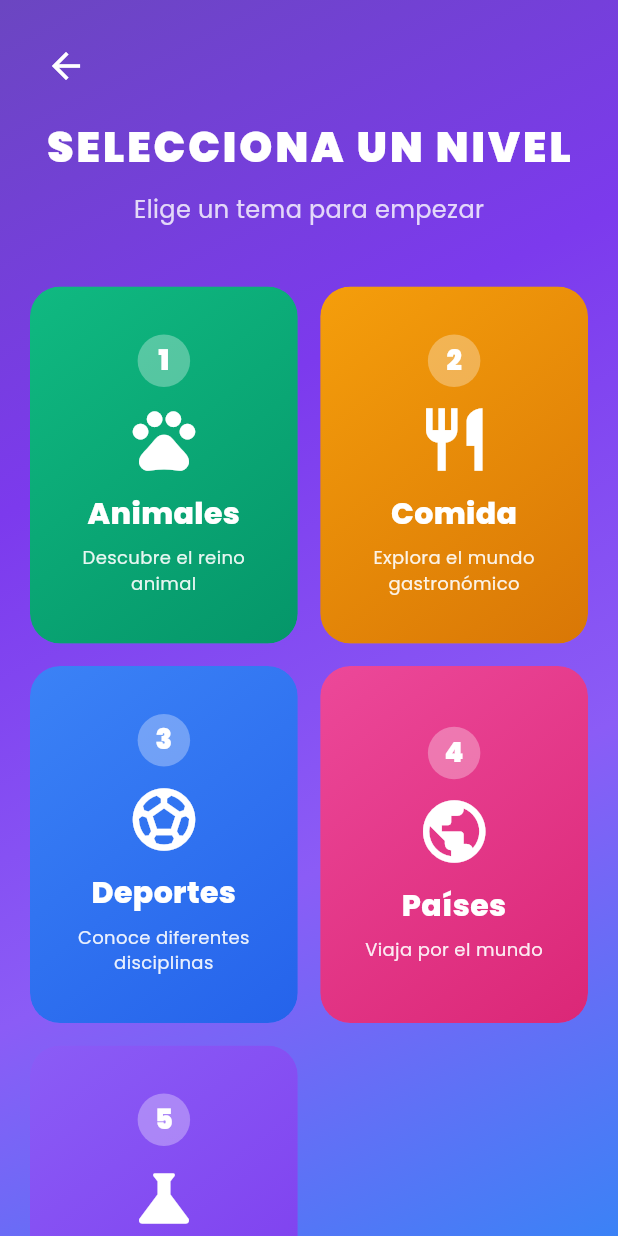
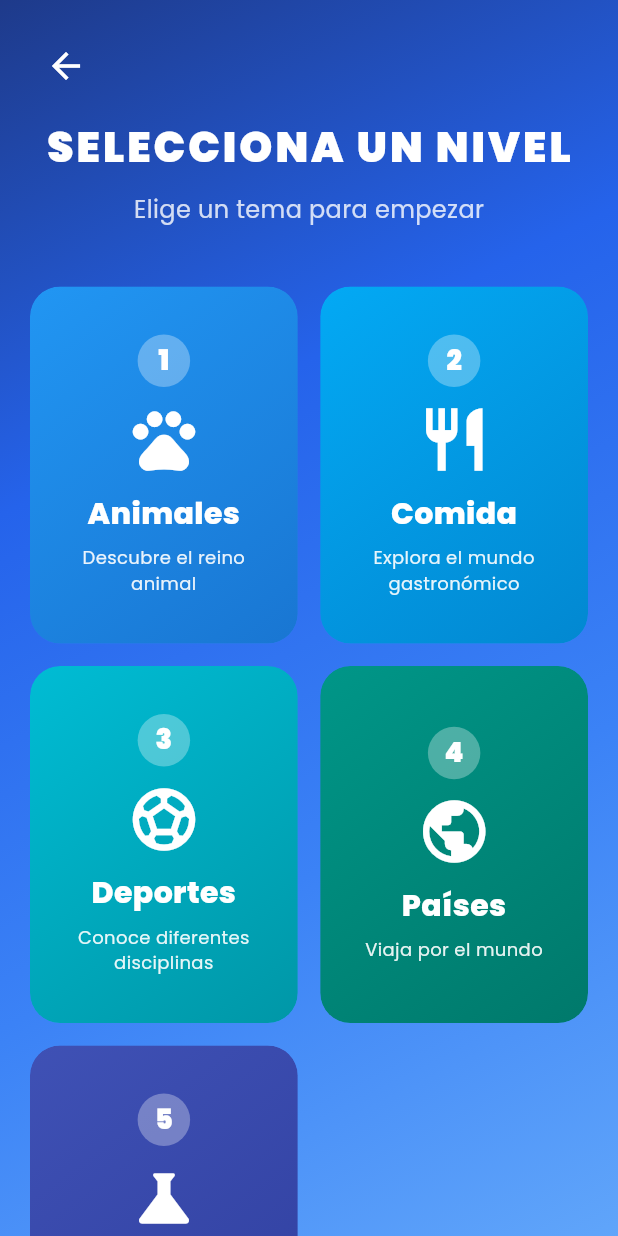
Before and after one commit to aaron24-web/crossword, a Flutter app: the LevelSelectionScreen screen opened directly, on a phone screen of 412 x 824 dp. Run offline on Flutter 3.47's test engine with Material 3 defaults, Android fonts, the phone set to English and light mode, and no system bars; drawn by our look-alikes of flutter_animate; our stand-ins replace audioplayers, built_collection, built_value, flutter_riverpod, google_fonts, riverpod and 1 more; missing offline and left inert: two_dimensional_scrollables; generated files the repository leaves out were written again; project files that could hold a hidden picture were left out.

Commit message:
volver a jugar

```diff
--- a/lib/level_data.dart
+++ b/lib/level_data.dart
@@ -32,8 +32,8 @@
       description: 'Descubre el reino animal',
       wordListAsset: 'assets/words_animales.txt',
       icon: Icons.pets,
-      primaryColor: Color(0xFF10B981), // Verde
-      secondaryColor: Color(0xFF059669),
+      primaryColor: Color(0xFF2196F3), // Azul claro
+      secondaryColor: Color(0xFF1976D2),
       levelNumber: 1,
     ),
     LevelTheme(
@@ -42,8 +42,8 @@
       description: 'Explora el mundo gastronómico',
       wordListAsset: 'assets/words_comida.txt',
       icon: Icons.restaurant,
-      primaryColor: Color(0xFFF59E0B), // Naranja
-      secondaryColor: Color(0xFFD97706),
+      primaryColor: Color(0xFF03A9F4), // Azul cielo
+      secondaryColor: Color(0xFF0288D1),
       levelNumber: 2,
     ),
     LevelTheme(
@@ -52,8 +52,8 @@
       description: 'Conoce diferentes disciplinas',
       wordListAsset: 'assets/words_deportes.txt',
       icon: Icons.sports_soccer,
-      primaryColor: Color(0xFF3B82F6), // Azul
-      secondaryColor: Color(0xFF2563EB),
+      primaryColor: Color(0xFF00BCD4), // Azul verdoso
+      secondaryColor: Color(0xFF0097A7),
       levelNumber: 3,
     ),
     LevelTheme(
@@ -62,8 +62,8 @@
       description: 'Viaja por el mundo',
       wordListAsset: 'assets/words_paises.txt',
       icon: Icons.public,
-      primaryColor: Color(0xFFEC4899), // Rosa
-      secondaryColor: Color(0xFFDB2777),
+      primaryColor: Color(0xFF009688), // Azul azulado
+      secondaryColor: Color(0xFF00796B),
       levelNumber: 4,
     ),
     LevelTheme(
@@ -72,8 +72,8 @@
       description: 'Descubre el universo científico',
       wordListAsset: 'assets/words_ciencia.txt',
       icon: Icons.science,
-      primaryColor: Color(0xFF8B5CF6), // Morado
-      secondaryColor: Color(0xFF7C3AED),
+      primaryColor: Color(0xFF3F51B5), // Azul índigo
+      secondaryColor: Color(0xFF303F9F),
       levelNumber: 5,
     ),
   ];
--- a/lib/main.dart
+++ b/lib/main.dart
@@ -28,10 +28,7 @@
         theme: ThemeData(
           // Paleta de colores estilo CodyCross
           colorScheme: ColorScheme.fromSeed(
-            seedColor: Color(0xFF7C3AED), // Morado vibrante
-            primary: Color(0xFF7C3AED),
-            secondary: Color(0xFF3B82F6), // Azul
-            tertiary: Color(0xFFFBBF24), // Amarillo
+            seedColor: Color(0xFF3B82F6), // Azul
             brightness: Brightness.light,
           ),
           useMaterial3: true,
--- a/lib/widgets/level_selection_screen.dart
+++ b/lib/widgets/level_selection_screen.dart
@@ -17,10 +17,10 @@
             begin: Alignment.topLeft,
             end: Alignment.bottomRight,
             colors: [
-              Color(0xFF6B46C1),
-              Color(0xFF7C3AED),
-              Color(0xFF8B5CF6),
-              Color(0xFF3B82F6),
+              Color(0xFF1E3A8A), // Azul oscuro
+              Color(0xFF2563EB), // Azul medio
+              Color(0xFF3B82F6), // Azul claro
+              Color(0xFF60A5FA), // Azul muy claro
             ],
           ),
         ),
```
Also changed, not shown: lib/widgets/home_screen.dart (+10 -10 lines), lib/widgets/puzzle_completed_widget.dart (+10 -6 lines).
